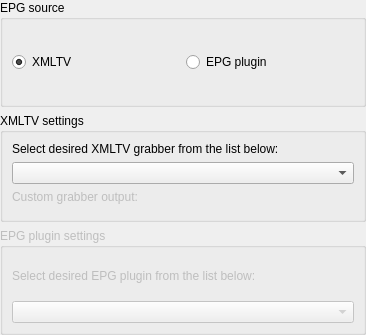
Before: the Qt Designer form src/ui/settings/SettingsSchedule.ui in ntadej/tano, drawn with Qt 5.
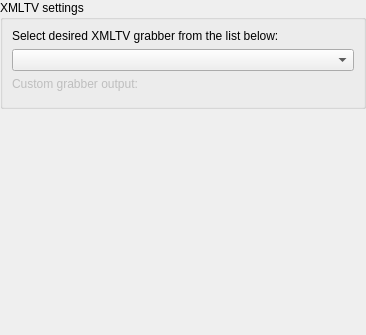
After: the same form once the commit is applied. Custom widgets are drawn as their Qt base class.

Commit message:
Removed plugins support
Plugins removed due copyright concerns of their usage.

Diff of the .ui file:
```diff
--- a/src/ui/settings/SettingsSchedule.ui
+++ b/src/ui/settings/SettingsSchedule.ui
@@ -14,32 +14,6 @@
    <property name="margin">
     <number>0</number>
    </property>
-   <item>
-    <widget class="QGroupBox" name="groupGrabber">
-     <property name="title">
-      <string>EPG source</string>
-     </property>
-     <layout class="QHBoxLayout" name="horizontalLayout">
-      <item>
-       <widget class="QRadioButton" name="radioXmltv">
-        <property name="text">
-         <string>XMLTV</string>
-        </property>
-        <property name="checked">
-         <bool>true</bool>
-        </property>
-       </widget>
-      </item>
-      <item>
-       <widget class="QRadioButton" name="radioPlugin">
-        <property name="text">
-         <string>EPG plugin</string>
-        </property>
-       </widget>
-      </item>
-     </layout>
-    </widget>
-   </item>
    <item>
     <widget class="QGroupBox" name="groupXmltv">
      <property name="title">
@@ -77,26 +51,17 @@
     </widget>
    </item>
    <item>
-    <widget class="QGroupBox" name="groupPlugin">
-     <property name="enabled">
-      <bool>false</bool>
+    <spacer name="verticalSpacer">
+     <property name="orientation">
+      <enum>Qt::Vertical</enum>
      </property>
-     <property name="title">
-      <string>EPG plugin settings</string>
+     <property name="sizeHint" stdset="0">
+      <size>
+       <width>20</width>
+       <height>40</height>
+      </size>
      </property>
-     <layout class="QVBoxLayout" name="verticalLayout_2">
-      <item>
-       <widget class="QLabel" name="labelSelectPlugin">
-        <property name="text">
-         <string>Select desired EPG plugin from the list below:</string>
-        </property>
-       </widget>
-      </item>
-      <item>
-       <widget class="QComboBox" name="comboPlugin"/>
-      </item>
-     </layout>
-    </widget>
+    </spacer>
    </item>
   </layout>
  </widget>
```
Left out of the diff: 35 changed lines with no effect on the pictures. The commit also changes 27 other files.
